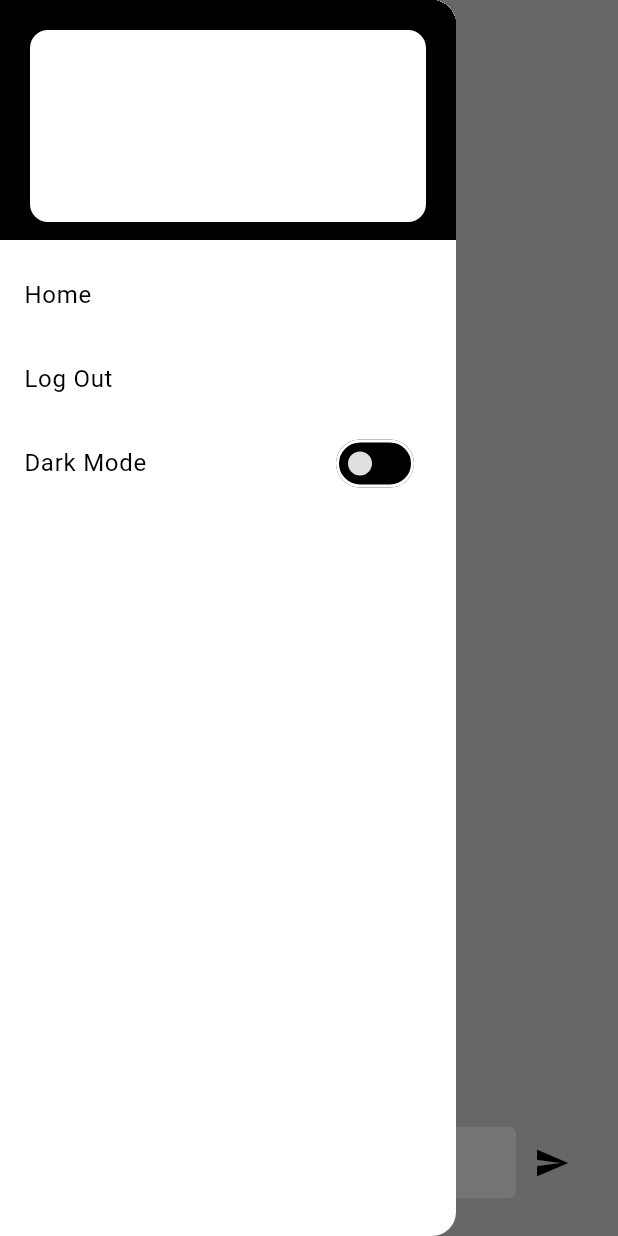
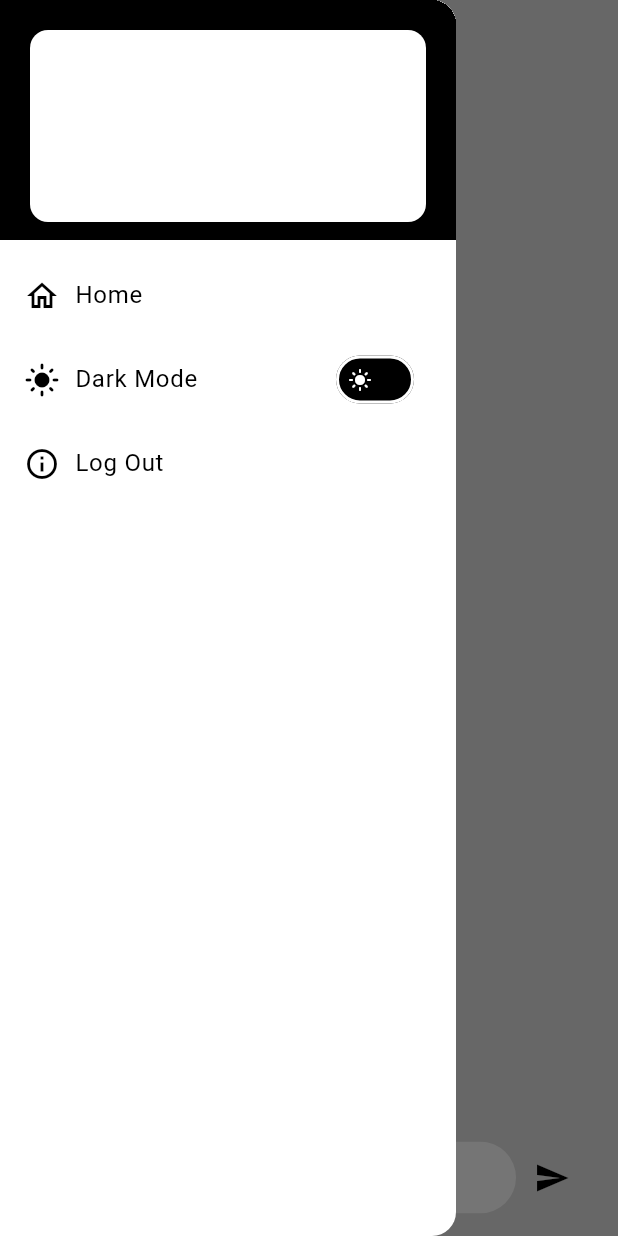
Before and after one commit to UmarKhaann/e_store, a Flutter app: the ChatView screen opened directly with empty values, with the side drawer open, on a phone screen of 412 x 824 dp. Run offline on Flutter 3.47's test engine with Material 2 defaults, Android fonts, the phone set to English and light mode, and no system bars; our stand-ins replace another_flushbar, cached_network_image, cloud_firestore, firebase_auth, firebase_core, firebase_storage and 3 more; accounts and stored records are empty.

Commit message:
scrollIssueSolved

```diff
--- a/lib/res/components/custom_drawer.dart
+++ b/lib/res/components/custom_drawer.dart
@@ -54,22 +54,38 @@ class CustomDrawer extends StatelessWidget {
             ),
           ),
           ListTile(
-            title: const Text('Home'),
+            title: const Row(
+              children: [
+                Icon(Icons.home_outlined),
+                SizedBox(
+                  width: 10,
+                ),
+                Text('Home'),
+              ],
+            ),
             onTap: () {
               Navigator.pushReplacementNamed(context, RoutesName.homeView);
-            },
-          ),
-          ListTile(
-            title: const Text('Log Out'),
-            onTap: () {
-              showDialog(
-                  context: context, builder: (_) => const CustomAlertBox());
             },
           ),
           Consumer<ThemeChangerProvider>(
               builder: (context, themeChangerProvider, child) {
             return SwitchListTile(
-                title: const Text('Dark Mode'),
+                thumbIcon: MaterialStateProperty.all(Icon(
+                    themeChangerProvider.isDarkTheme
+                        ? Icons.dark_mode
+                        : Icons.light_mode)),
+                thumbColor: MaterialStateProperty.all(Theme.of(context).canvasColor),
+                title: Row(
+                  children: [
+                    Icon(themeChangerProvider.isDarkTheme
+                        ? Icons.dark_mode
+                        : Icons.light_mode),
+                    const SizedBox(
+                      width: 10,
+                    ),
+                    const Text('Dark Mode'),
+                  ],
+                ),
                 value: (themeChangerProvider.isDarkTheme),
                 inactiveThumbColor: Theme.of(context).scaffoldBackgroundColor,
                 inactiveTrackColor: Theme.of(context).canvasColor,
@@ -79,6 +95,21 @@ class CustomDrawer extends StatelessWidget {
                   DarkThemeData.setThemePreference(value);
                 });
           }),
+          ListTile(
+            title: const Row(
+              children: [
+                Icon(Icons.info_outline),
+                SizedBox(
+                  width: 10,
+                ),
+                Text('Log Out'),
+              ],
+            ),
+            onTap: () {
+              showDialog(
+                  context: context, builder: (_) => const CustomAlertBox());
+            },
+          ),
         ],
       ),
     );
--- a/lib/res/components/custom_input_field.dart
+++ b/lib/res/components/custom_input_field.dart
@@ -7,11 +7,13 @@ class CustomInputField extends StatefulWidget {
   final TextEditingController controller;
   final TextInputType keyboardInputType;
   final int maxLines;
+  final double circularBorderRadius;
 
   const CustomInputField(
       {required this.hintText,
       this.icon,
       this.isPasswordField = false,
+        this.circularBorderRadius = 5,
       required this.controller,
       this.keyboardInputType = TextInputType.text,
       this.maxLines = 1,
@@ -40,7 +42,7 @@ class _CustomInputFieldState extends State<CustomInputField> {
         return Padding(
           padding: const EdgeInsets.symmetric(vertical: 5),
           child: ClipRRect(
-            borderRadius: BorderRadius.circular(5),
+            borderRadius: BorderRadius.circular(widget.circularBorderRadius),
             child: TextFormField(
               maxLines: widget.maxLines,
               controller: widget.controller,
@@ -50,7 +52,7 @@ class _CustomInputFieldState extends State<CustomInputField> {
               textCapitalization: TextCapitalization.words,
               decoration: InputDecoration(
                   contentPadding: widget.icon == null
-                      ? const EdgeInsets.symmetric(horizontal: 10, vertical: 5)
+                      ? const EdgeInsets.symmetric(horizontal: 12, vertical: 5)
                       : null,
                   prefixIcon:
                       widget.icon == null ? null : Icon(widget.icon),
--- a/lib/view/chat/chat_view.dart
+++ b/lib/view/chat/chat_view.dart
@@ -30,6 +30,7 @@ class _ChatViewState extends State<ChatView> {
   @override
   void initState() {
     // TODO: implement initState
+
     final id = (_auth.currentUser!.uid +
             widget.productDocs['productId'] +
             widget.productDocs['uid'])
@@ -45,67 +46,96 @@ class _ChatViewState extends State<ChatView> {
 
   @override
   Widget build(BuildContext context) {
+    final ScrollController scrollController = ScrollController(
+        initialScrollOffset: MediaQuery.of(context).size.height * 1);
     final height = MediaQuery.of(context).size.height * 1;
     return Scaffold(
       drawer: CustomDrawer(),
-      appBar: AppBar(
-        title: Text(widget.productDocs['title']),
-      ),
+      appBar: AppBar(title: Text(widget.productDocs['title'])),
       body: Padding(
-        padding: const EdgeInsets.all(20.0),
+        padding: const EdgeInsets.symmetric(horizontal: 20.0, vertical: 10),
         child: Column(
           mainAxisAlignment: MainAxisAlignment.spaceBetween,
           children: [
             StreamBuilder<DocumentSnapshot<Map<String, dynamic>>>(
                 stream: stream,
-                builder: (context, AsyncSnapshot<DocumentSnapshot<Map<String, dynamic>>> snapshot) {
+                builder: (context,
+                    AsyncSnapshot<DocumentSnapshot<Map<String, dynamic>>>
+                        snapshot) {
                   if (!snapshot.hasData) {
                     return SizedBox(
                         height: height * 0.5,
-                        child: const Center(child: CircularProgressIndicator()));
+                        child:
+                            const Center(child: CircularProgressIndicator()));
                   } else {
                     final data = snapshot.data?.data();
                     if (data == null) {
                       return const Center(child: Text("there isn't any data"));
                     } else {
                       return Expanded(
-                        child: ListView.builder(
-                            itemCount: data['messages'].length,
-                            itemBuilder: (context, index) {
+                        child: CustomScrollView(
+                          controller: scrollController,
+                          slivers: [
+                            SliverList(
+                              delegate:
+                                  SliverChildBuilderDelegate((context, index) {
                                 final messages = data['messages'][index];
                                 final meCurrUser = messages['sender'] ==
                                     _auth.currentUser!.uid;
 
                                 String storedTime = messages['time'];
-                              DateTime parsedTime = DateFormat.MMMd().add_jm().parse(storedTime);
-                              String formattedTime = DateFormat.jm().format(parsedTime);
+                                DateTime parsedTime = DateFormat.MMMd()
+                                    .add_jm()
+                                    .parse(storedTime);
+                                String formattedTime =
+                                    DateFormat.jm().format(parsedTime);
 
                                 return Padding(
-                                padding: EdgeInsets.symmetric(vertical: meCurrUser ? 5.0 : 2.0),
+                                  padding: const EdgeInsets.symmetric(vertical: 4),
                                   child: Align(
-                                  alignment: meCurrUser ? Alignment.topRight : Alignment.topLeft,
+                                    alignment: meCurrUser
+                                        ? Alignment.topRight
+                                        : Alignment.topLeft,
                                     child: Container(
                                       padding: const EdgeInsets.all(10),
                                       decoration: BoxDecoration(
-                                      color: meCurrUser ? Colors.blue : Theme.of(context).cardColor,
-                                      borderRadius: BorderRadius.circular(5)
-                                    ),
+                                          color: meCurrUser
+                                              ? Colors.blue
+                                              : Theme.of(context).cardColor,
+                                          borderRadius: BorderRadius.only(
+                                              topLeft:
+                                                  const Radius.circular(15),
+                                              topRight:
+                                                  const Radius.circular(15),
+                                              bottomLeft: Radius.circular(
+                                                  meCurrUser ? 15 : 0),
+                                              bottomRight: Radius.circular(
+                                                  meCurrUser ? 0 : 15))),
                                       child: Row(
                                         mainAxisSize: MainAxisSize.min,
-                                      crossAxisAlignment: CrossAxisAlignment.end,
+                                        crossAxisAlignment:
+                                            CrossAxisAlignment.end,
                                         children: [
                                           Flexible(
                                             child: Text(
-                                            '${messages['message']}   ',
+                                              '${messages['message']}',
                                             ),
                                           ),
-                                        Text(formattedTime, style: const TextStyle(fontSize: 10),)
+                                          const SizedBox(width: 10,),
+                                          Text(
+                                            formattedTime,
+                                            style:
+                                                const TextStyle(fontSize: 10),
+                                          )
                                         ],
                                       ),
                                     ),
                                   ),
                                 );
-                            }),
+                              }, childCount: data['messages'].length),
+                            ),
+                          ],
+                        ),
                       );
                     }
                   }
@@ -115,10 +145,15 @@ class _ChatViewState extends State<ChatView> {
               children: [
                 Expanded(
                   child: CustomInputField(
+                    circularBorderRadius: 30,
                       hintText: "Type a message", controller: _chatController),
                 ),
                 IconButton(
                     onPressed: () {
+                      scrollController.animateTo(
+                          scrollController.position.maxScrollExtent,
+                          duration: const Duration(milliseconds: 200),
+                          curve: Curves.easeInCirc);
                       ChatModel.sentChatMessage(
                           message: _chatController.text,
                           productDocs: widget.productDocs);
```
Also changed, not shown: lib/view/chat/conversations_view.dart (+7 -6 lines). Lines whose indentation alone changed are shown as unchanged.
